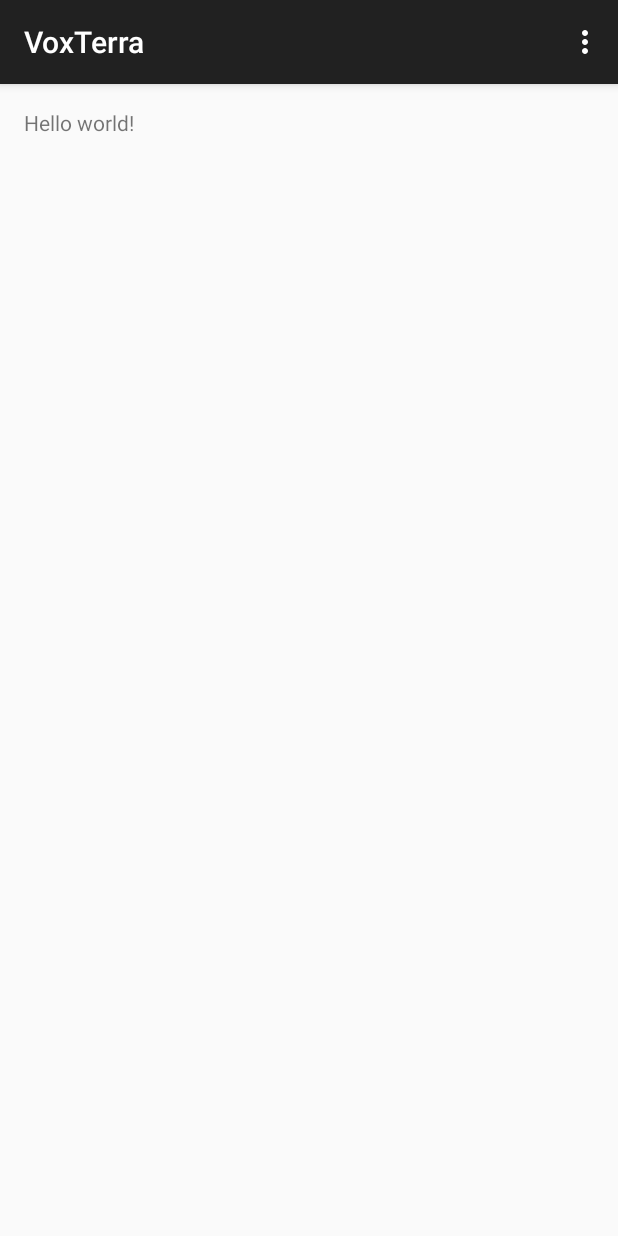
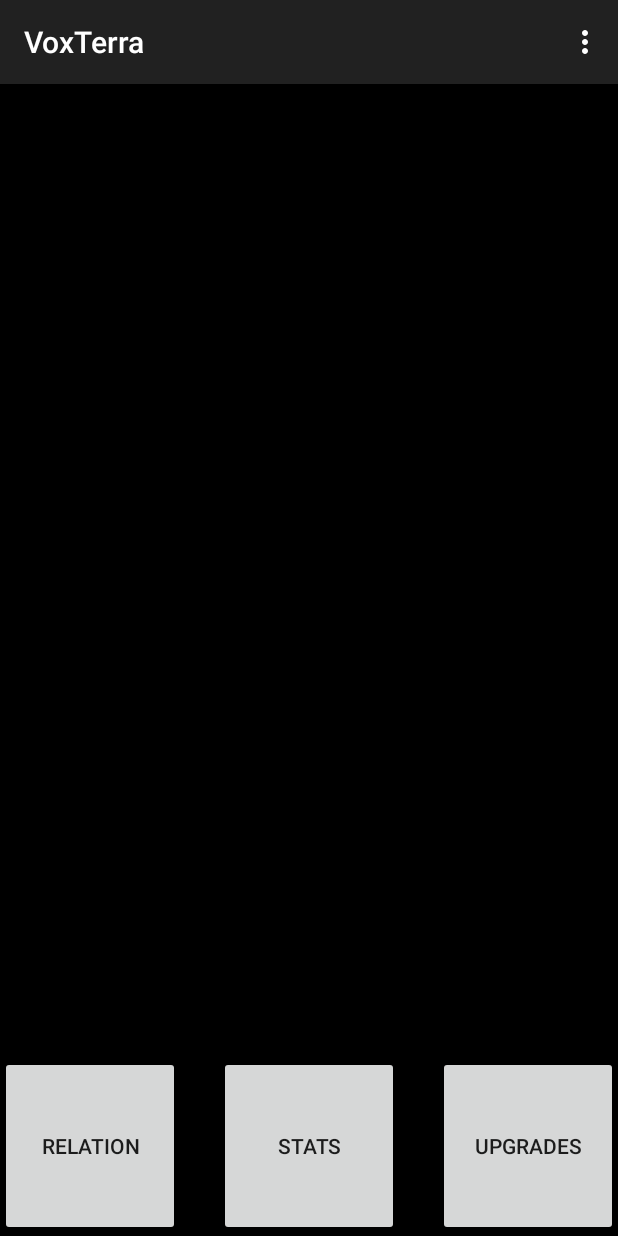
Before and after one commit to mcgeer/VoxTerra, an Android app: the screen it shows after launch (WorldActivity), on a phone screen of 412 x 824 dp. Run offline under Robolectric (Android 15) with nearby library versions, the phone set to English and light mode, and no system bars.

Commit message:
Making the activities(screens) for final app.
Not done figuring out how to jump between screens, base screen designs
are 80% finished.

```diff
--- a/VoxTerra/app/src/main/res/layout/activity_world.xml
+++ b/VoxTerra/app/src/main/res/layout/activity_world.xml
@@ -1,12 +1,43 @@
 <RelativeLayout xmlns:android="http://schemas.android.com/apk/res/android"
-    xmlns:tools="http://schemas.android.com/tools" android:layout_width="match_parent"
-    android:layout_height="match_parent" android:paddingLeft="@dimen/activity_horizontal_margin"
-    android:paddingRight="@dimen/activity_horizontal_margin"
-    android:paddingTop="@dimen/activity_vertical_margin"
-    android:paddingBottom="@dimen/activity_vertical_margin" tools:context=".WorldActivity">
+    xmlns:tools="http://schemas.android.com/tools"
+    android:layout_width="match_parent"
+    android:layout_height="match_parent"
+    android:background="#000000">
 
-    <TextView android:text="@string/hello_world" android:layout_width="wrap_content"
-        android:layout_height="wrap_content"
-        android:id="@+id/textView" />
+    <Button
+        android:layout_width="120dp"
+        android:layout_height="120dp"
+        android:text="@string/btn_Relations"
+        android:id ="@+id/btn_Relations"
+        android:layout_alignParentBottom="true"
+        android:layout_alignParentLeft="true"
+        android:layout_alignParentStart="true" />
+
+    <Button
+        android:layout_width="120dp"
+        android:layout_height="120dp"
+        android:text="@string/btn_stats"
+        android:id ="@+id/btn_stats"
+        android:layout_alignParentBottom="true"
+        android:layout_centerHorizontal="true" />
+
+    <Button
+        android:layout_width="120dp"
+        android:layout_height="120dp"
+        android:text="@string/btn_upgrd"
+        android:id ="@+id/btn_upgrd"
+        android:layout_alignParentBottom="true"
+        android:layout_alignParentRight="true"
+        android:layout_alignParentEnd="true" />
+
+    <TextView
+        android:layout_width="fill_parent"
+        android:layout_height="50dp"
+        android:text="@string/txt_worldnews"
+        android:id ="@+id/txt_worldnews"
+        android:layout_alignParentTop="true"
+        android:layout_centerHorizontal="true"
+        android:textAlignment="center"
+        android:autoText="false" />
 
 </RelativeLayout>
--- a/VoxTerra/app/src/main/res/values/strings.xml
+++ b/VoxTerra/app/src/main/res/values/strings.xml
@@ -1,6 +1,12 @@
 <resources>
     <string name="app_name">VoxTerra</string>
 
-    <string name="hello_world">Hello world!</string>
-    <string name="action_settings">Settings</string>
+    <string name="btn_Relations">Relation</string>>
+    <string name="btn_stats">Stats</string>>
+    <string name="btn_upgrd">Upgrades</string>>
+    <string name="btn_home">Back</string>
+
+    <string name="txt_worldnews">World News:</string>
+
+    <string name="title_activity_main">MainActivity</string>
 </resources>
```
Also changed, not shown: VoxTerra/app/src/main/java/voxterra/voxterra/HomeScreenAct.java (added, +36 -0 lines), VoxTerra/app/src/main/java/voxterra/voxterra/RelationScreenAct.java (added, +24 -0 lines), VoxTerra/app/src/main/res/layout/activity_relations.xml (added, +15 -0 lines), VoxTerra/app/src/main/res/layout/activity_stats.xml (added, +17 -0 lines), VoxTerra/app/src/main/res/layout/activity_upgrades.xml (added, +15 -0 lines).
